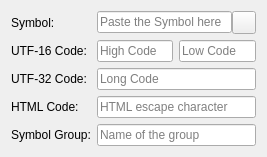
Old version of the form getcodedialog.ui in the repository Skycoder42/UniInsert.
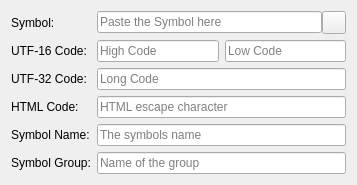
New version of the form. Icons and pictures are not drawn.

```diff
--- a/getcodedialog.ui
+++ b/getcodedialog.ui
@@ -6,8 +6,8 @@
    <rect>
     <x>0</x>
     <y>0</y>
-    <width>267</width>
-    <height>148</height>
+    <width>357</width>
+    <height>174</height>
    </rect>
   </property>
   <property name="windowTitle">
@@ -151,13 +151,33 @@
     </widget>
    </item>
    <item row="4" column="0">
+    <widget class="QLabel" name="symbolNameLabel">
+     <property name="text">
+      <string>Symbol Name:</string>
+     </property>
+    </widget>
+   </item>
+   <item row="4" column="1">
+    <widget class="QLineEdit" name="symbolNameLineEdit">
+     <property name="dragEnabled">
+      <bool>true</bool>
+     </property>
+     <property name="readOnly">
+      <bool>true</bool>
+     </property>
+     <property name="placeholderText">
+      <string>The symbols name</string>
+     </property>
+    </widget>
+   </item>
+   <item row="5" column="0">
     <widget class="QLabel" name="symbolGroupLabel">
      <property name="text">
       <string>Symbol Group:</string>
      </property>
     </widget>
    </item>
-   <item row="4" column="1">
+   <item row="5" column="1">
     <widget class="QLineEdit" name="symbolGroupLineEdit">
      <property name="dragEnabled">
       <bool>true</bool>
```
